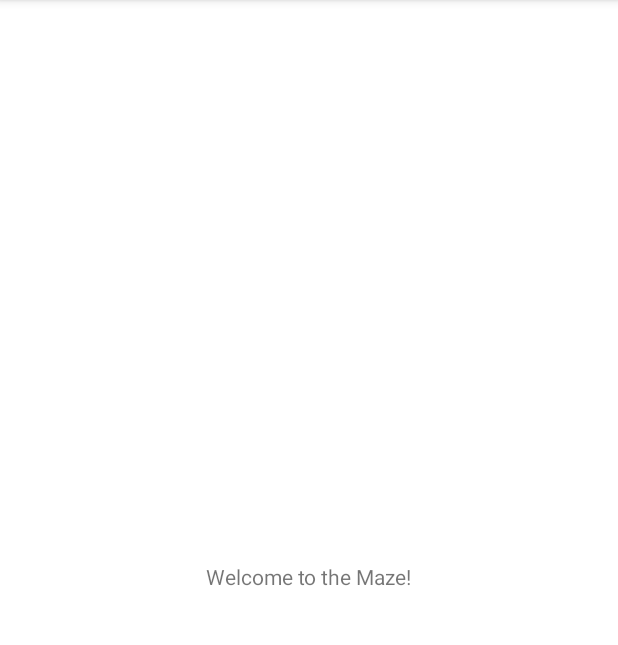
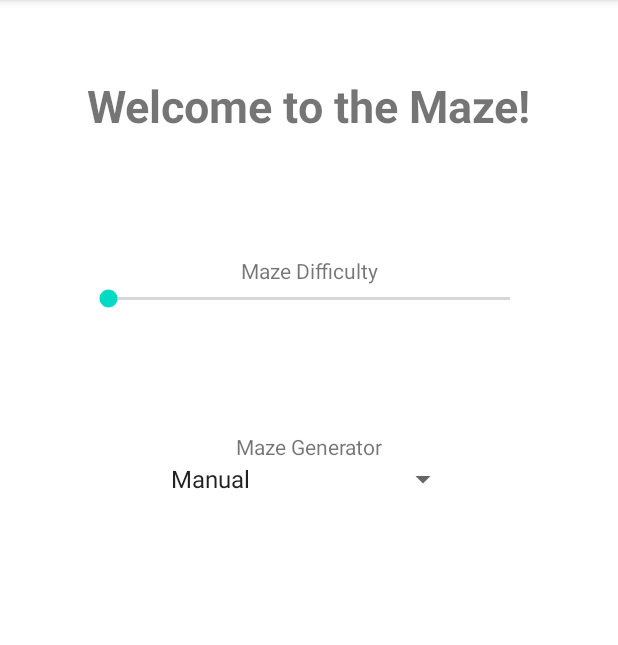
Before and after one commit to Pranav624/MazeGame, an Android app: the screen it shows after launch (AMazeActivity), on a phone screen of 412 x 824 dp, the part 84-729 px from its top. Run offline under Robolectric (Android 15) with nearby library versions, the phone set to English and light mode, and no system bars.

Commit message:
Added Title, maze difficulty seekbar, and maze generation spinner
Added those stuff in the xml file. Also, in the java file, I added code so the user can select which algorithm they want, with manual being the default value.

```diff
--- a/app/src/main/java/edu/wm/cs/cs301/pranavgonepalli/AMazeActivity.java
+++ b/app/src/main/java/edu/wm/cs/cs301/pranavgonepalli/AMazeActivity.java
@@ -3,12 +3,34 @@ package edu.wm.cs.cs301.pranavgonepalli;
 import androidx.appcompat.app.AppCompatActivity;
 
 import android.os.Bundle;
+import android.widget.AdapterView;
+import android.widget.ArrayAdapter;
+import android.widget.Spinner;
+import android.view.View;
+import android.widget.Toast;
+import android.widget.AdapterView;
 
-public class AMazeActivity extends AppCompatActivity {
-
+public class AMazeActivity extends AppCompatActivity implements AdapterView.OnItemSelectedListener{
+    String[] algorithms = {"Manual", "DFS", "Prim", "Boruvka"};
     @Override
     protected void onCreate(Bundle savedInstanceState) {
         super.onCreate(savedInstanceState);
         setContentView(R.layout.activity_amaze);
+        Spinner s = findViewById(R.id.maze_generator);
+        s.setOnItemSelectedListener(this);
+
+        ArrayAdapter a = new ArrayAdapter(this, android.R.layout.simple_spinner_item, algorithms);
+        a.setDropDownViewResource(android.R.layout.simple_spinner_dropdown_item);
+
+        s.setAdapter(a);
+    }
+
+    @Override
+    public void onItemSelected(AdapterView<?> arg0, View arg1, int position, long id){
+        Toast.makeText(getApplicationContext(), algorithms[position], Toast.LENGTH_LONG).show();
+    }
+    @Override
+    public void onNothingSelected(AdapterView<?> arg0){
+
     }
 }
--- a/app/src/main/res/layout/activity_amaze.xml
+++ b/app/src/main/res/layout/activity_amaze.xml
@@ -7,12 +7,48 @@
     tools:context=".AMazeActivity">
 
     <TextView
+        android:id="@+id/welcome"
         android:layout_width="wrap_content"
         android:layout_height="wrap_content"
-        android:text="Welcome to the Maze!"
-        app:layout_constraintBottom_toBottomOf="parent"
+        android:text="@string/welcome"
+        android:textSize="30dp"
+        android:textStyle="bold"
+        android:layout_marginTop="50dp"
         app:layout_constraintEnd_toEndOf="parent"
         app:layout_constraintStart_toStartOf="parent"
         app:layout_constraintTop_toTopOf="parent" />
+    <TextView
+        android:id="@+id/maze_size_text"
+        android:layout_width="wrap_content"
+        android:layout_height="wrap_content"
+        android:text="@string/maze_difficulty"
+        android:layout_marginTop="80dp"
+        app:layout_constraintTop_toBottomOf="@id/welcome"
+        app:layout_constraintEnd_toEndOf="parent"
+        app:layout_constraintStart_toStartOf="parent" />
+    <SeekBar
+        android:id="@+id/maze_size"
+        app:layout_constraintTop_toBottomOf="@id/maze_size_text"
+        android:layout_width="300dp"
+        android:layout_height="wrap_content"
+        app:layout_constraintEnd_toEndOf="parent"
+        app:layout_constraintStart_toStartOf="parent"
+        android:max="15"/>
+    <TextView
+        android:id="@+id/maze_generator_text"
+        android:layout_width="wrap_content"
+        android:layout_height="wrap_content"
+        android:text="@string/maze_generator"
+        android:layout_marginTop="80dp"
+        app:layout_constraintTop_toBottomOf="@id/maze_size"
+        app:layout_constraintEnd_toEndOf="parent"
+        app:layout_constraintStart_toStartOf="parent" />
+    <Spinner
+        android:id="@+id/maze_generator"
+        app:layout_constraintTop_toBottomOf="@id/maze_generator_text"
+        android:layout_width="200dp"
+        android:layout_height="wrap_content"
+        app:layout_constraintEnd_toEndOf="parent"
+        app:layout_constraintStart_toStartOf="parent" />
 
 </androidx.constraintlayout.widget.ConstraintLayout>
--- a/app/src/main/res/values/strings.xml
+++ b/app/src/main/res/values/strings.xml
@@ -1,3 +1,6 @@
 <resources>
     <string name="app_name">AMazeByPranavGonepalli</string>
+    <string name="welcome">Welcome to the Maze!</string>
+    <string name="maze_difficulty">Maze Difficulty</string>
+    <string name="maze_generator">Maze Generator</string>
 </resources>
```
